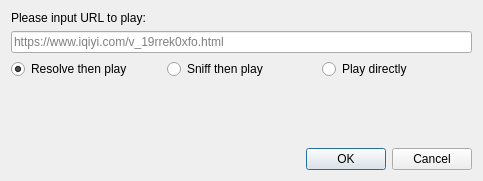
The window that src/client/ui/inputurldialog.ui (missdeer/imchenwen) describes before a commit, drawn with Qt 5.
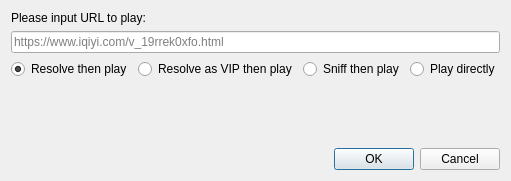
The same window after the commit.

Commit message: (*)update play url dialog

```diff
--- a/src/client/ui/inputurldialog.ui
+++ b/src/client/ui/inputurldialog.ui
@@ -40,6 +40,13 @@
        </property>
       </widget>
      </item>
+     <item>
+      <widget class="QRadioButton" name="btnResolveAsVIP">
+       <property name="text">
+        <string>Resolve as VIP then play</string>
+       </property>
+      </widget>
+     </item>
      <item>
       <widget class="QRadioButton" name="btnSniff">
        <property name="text">
```
The commit also changes 6 other files.
